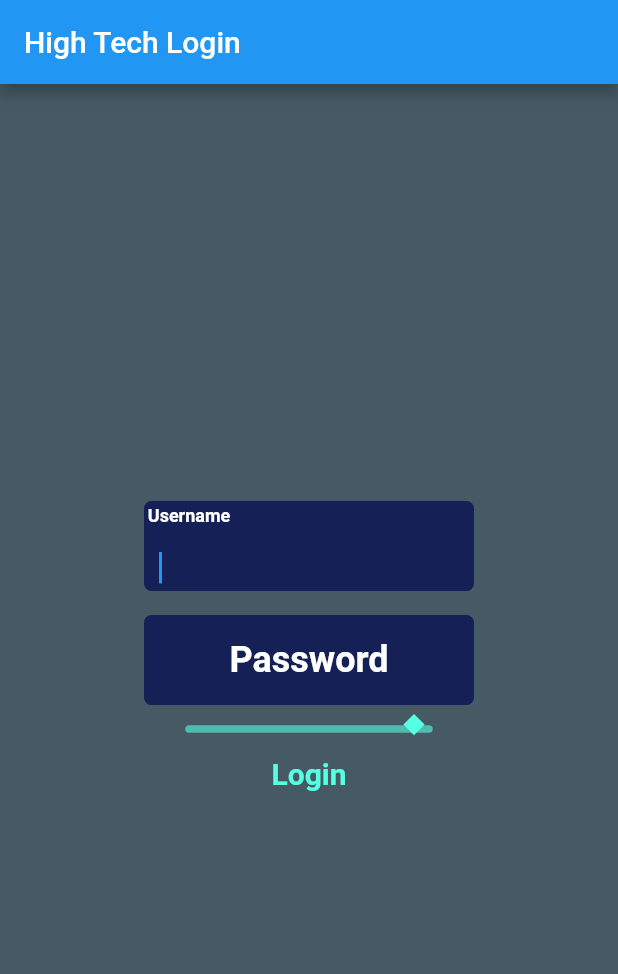
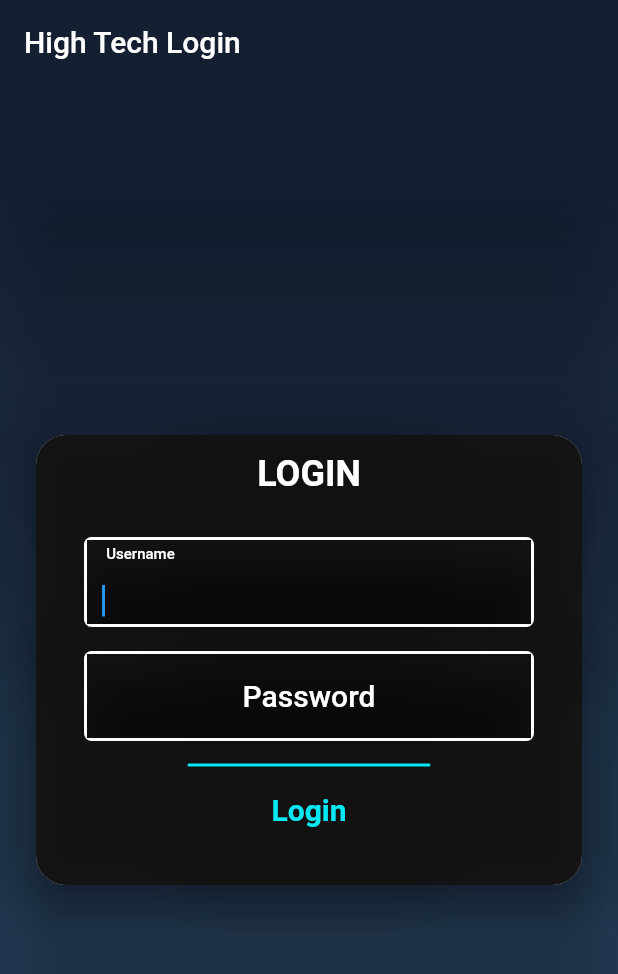
Before and after one commit to AadumKhor/HighTechLogin, a Flutter app: the screen it shows after launch, after a tap on "Username", on a phone screen of 412 x 824 dp. Shown: the top 974 px of the screen. Run offline on Flutter 3.47's test engine with Material 2 defaults, Android fonts, the phone set to English and light mode, and no system bars.

Commit message:
Added exact color values and design attributes

```diff
--- a/lib/animated_login_button.dart
+++ b/lib/animated_login_button.dart
@@ -14,8 +14,8 @@ class CustomLoginButton extends StatefulWidget {
 
   CustomLoginButton(
       {Key key,
-      this.buttonInactiveColor = const Color(0xff000000),
-      this.buttonActiveColor = const Color(0xff57ffe3),
+      @required this.buttonInactiveColor,
+      this.buttonActiveColor = const Color(0xff03e9f4),
       @required this.onPressed,
       this.buttonText = "Login",
       this.minHeight = 50.0,
@@ -63,49 +63,51 @@ class _CustomLoginButtonState extends State<CustomLoginButton>
       children: [
         CustomPaint(
           painter: LinePainter(
-              dotColor: widget.buttonActiveColor, fraction: _controller),
+              color1: widget.buttonInactiveColor,
+              color2: widget.buttonActiveColor,
+              fraction: _controller),
           child: Container(
             width: widget.minWidth + 10.0,
             height: widget.minHeight + 10.0,
           ),
         ),
-        AnimatedBuilder(
-            animation: _controller,
-            child: Transform(
-              transform: Matrix4.identity()..rotateZ(math.pi / 4),
-              child: Container(
-                width: containerSize,
-                height: containerSize,
-                decoration: BoxDecoration(
-                    color: widget.buttonActiveColor, shape: BoxShape.rectangle),
-              ),
-            ),
-            builder: (context, child) {
-              double xValue = 0.0, yValue = 0.0;
-              double value = _controller.value;
-              if (_controller.value <= 0.25) {
-                xValue = ((widget.minWidth) * (_controller.value / 0.25)) -
-                    widget.minWidth / 2;
-                yValue = -(widget.minHeight / 2) - containerSize;
-              } else if (value > 0.25 && value <= 0.5) {
-                xValue = widget.minWidth / 2 + containerSize;
-                yValue = ((widget.minHeight) * (value - 0.25) / .25) -
-                    widget.minHeight / 2;
-              } else if (value > 0.5 && value <= 0.75) {
-                yValue = widget.minHeight / 2 + containerSize / 2;
-                xValue = widget.minWidth / 2 -
-                    ((widget.minWidth) * (value - 0.5) / .25);
-              } else {
-                xValue = -widget.minWidth / 2 - containerSize / 4;
-                yValue = widget.minHeight / 2 -
-                    ((widget.minHeight) * (value - 0.75) / .25);
-              }
+        // AnimatedBuilder(
+        //     animation: _controller,
+        //     child: Transform(
+        //       transform: Matrix4.identity()..rotateZ(math.pi / 4),
+        //       child: Container(
+        //         width: containerSize,
+        //         height: containerSize,
+        //         decoration: BoxDecoration(
+        //             color: widget.buttonActiveColor, shape: BoxShape.rectangle),
+        //       ),
+        //     ),
+        //     builder: (context, child) {
+        //       double xValue = 0.0, yValue = 0.0;
+        //       double value = _controller.value;
+        //       if (_controller.value <= 0.25) {
+        //         xValue = ((widget.minWidth) * (_controller.value / 0.25)) -
+        //             widget.minWidth / 2;
+        //         yValue = -(widget.minHeight / 2) - containerSize;
+        //       } else if (value > 0.25 && value <= 0.5) {
+        //         xValue = widget.minWidth / 2 + containerSize;
+        //         yValue = ((widget.minHeight) * (value - 0.25) / .25) -
+        //             widget.minHeight / 2;
+        //       } else if (value > 0.5 && value <= 0.75) {
+        //         yValue = widget.minHeight / 2 + containerSize / 2;
+        //         xValue = widget.minWidth / 2 -
+        //             ((widget.minWidth) * (value - 0.5) / .25);
+        //       } else {
+        //         xValue = -widget.minWidth / 2 - containerSize / 4;
+        //         yValue = widget.minHeight / 2 -
+        //             ((widget.minHeight) * (value - 0.75) / .25);
+        //       }
 
-              return Transform(
-                transform: Matrix4.identity()..translate(xValue, yValue, 0),
-                child: child,
-              );
-            }),
+        //       return Transform(
+        //         transform: Matrix4.identity()..translate(xValue, yValue, 0),
+        //         child: child,
+        //       );
+        //     }),
         InkWell(
           onTap: widget.onPressed,
           splashColor: widget.buttonActiveColor,
@@ -131,16 +133,31 @@ class _CustomLoginButtonState extends State<CustomLoginButton>
 
 class LinePainter extends CustomPainter {
   final Animation<double> fraction;
-  final Color dotColor;
 
-  LinePainter({@required this.fraction, @required this.dotColor})
+  final Color color1;
+  final Color color2;
+
+  LinePainter(
+      {@required this.fraction, @required this.color1, @required this.color2})
       : super(repaint: fraction);
+
+  Rect rect = new Rect.fromCircle(
+    center: new Offset(165.0, 55.0),
+    radius: 180.0,
+  );
 
   @override
   void paint(Canvas canvas, Size size) {
+    // final Gradient gradient = new LinearGradient(
+    //   begin: Alignment.centerLeft,
+    //   end: Alignment.centerRight,
+    //   colors: [color1, color2],
+    //   stops: [0.1, fraction.value]
+    // );
     Paint _paint = Paint()
-      ..color = dotColor.withAlpha(150)
-      ..strokeWidth = 5.0
+      ..color = color2
+      // ..shader = gradient.createShader(rect)
+      ..strokeWidth = 2.0
       ..strokeCap = StrokeCap.round;
 
     double topLineFraction,
@@ -151,12 +168,9 @@ class LinePainter extends CustomPainter {
 
     if (value <= 0.25) {
       topLineFraction = value / .25;
-      int alpha = (255 * topLineFraction).floor();
 
       canvas.drawLine(
-          Offset(0.0, 0.0),
-          Offset(size.width * topLineFraction, 0.0),
-          _paint..color.withAlpha(alpha));
+          Offset(0.0, 0.0), Offset(size.width * topLineFraction, 0.0), _paint);
     } else if (0.25 <= value && value < 0.5) {
       topLineFraction = 1.0;
       rightLineFraction = (value - 0.25) / 0.25;
--- a/lib/custom_textfield.dart
+++ b/lib/custom_textfield.dart
@@ -12,9 +12,13 @@ class CustomTextfield extends StatefulWidget {
   final Color bgColor;
   final double minWidth;
   final double minHeight;
+  final bool allowBorder;
+  final Color borderColor;
 
   CustomTextfield(
       {Key key,
+      this.allowBorder = false,
+      this.borderColor,
       this.bgColor = const Color(0xff152057),
       @required this.controller,
       @required this.fieldName,
@@ -23,13 +27,14 @@ class CustomTextfield extends StatefulWidget {
       this.minHeight = 60.0,
       this.minWidth = 220.0,
       this.fieldStyle = const TextStyle(
-          color: Colors.white, fontSize: 24.0, fontWeight: FontWeight.w600),
+          color: Colors.white, fontSize: 20.0, fontWeight: FontWeight.w500),
       this.textFieldStyle = const TextStyle(
           color: Colors.white, fontSize: 18.0, fontWeight: FontWeight.w400)})
       : assert(fieldName != null, onSubmitted != null),
         assert(controller != null),
         assert(minWidth >= 220.0),
         assert(minHeight >= 60.0),
+        assert(allowBorder ? borderColor != null : borderColor == null),
         super(key: key);
 
   @override
@@ -83,12 +88,15 @@ class _CustomTextfieldState extends State<CustomTextfield>
       child: Container(
         width: widget.minWidth,
         height: widget.minHeight,
-        decoration: new BoxDecoration(color: widget.bgColor, boxShadow: [
-          BoxShadow(
-              offset: Offset(0, 20),
-              color: Color.fromARGB(120, 0, 0, 0),
-              blurRadius: 22.0)
-        ]),
+        decoration: new BoxDecoration(
+            border: Border.all(color: widget.borderColor, width: 2.0),
+            color: widget.bgColor,
+            boxShadow: [
+              BoxShadow(
+                  offset: Offset(0, 20),
+                  color: Color.fromARGB(120, 0, 0, 0),
+                  blurRadius: 22.0)
+            ]),
         child: GestureDetector(
           onTap: () {
             if (!_focusNode.hasFocus) {
--- a/lib/main.dart
+++ b/lib/main.dart
@@ -12,6 +12,8 @@ class MyApp extends StatelessWidget {
       home: Scaffold(
           appBar: AppBar(
             title: Text('High Tech Login'),
+            backgroundColor: Color(0xff151F32),
+            elevation: 0.0,
           ),
           body: LoginPage()),
     );
@@ -39,14 +41,68 @@ class _LoginPageState extends State<LoginPage> {
         },
         child: Container(
           constraints: BoxConstraints.expand(),
-          color: Colors.blueGrey[700],
+          decoration: BoxDecoration(
+              gradient: LinearGradient(
+                  colors: [Color(0xff151F32), Color(0xff223851)],
+                  stops: [0.1, 0.6],
+                  begin: Alignment.topCenter,
+                  end: Alignment.bottomCenter)),
+          child: Center(
+            child: Padding(
+              padding: const EdgeInsets.all(20.0),
+              child: Card(
+                elevation: 10.0,
+                shape: RoundedRectangleBorder(
+                    borderRadius: BorderRadius.circular(20.0)),
+                child: Container(
+                  width: MediaQuery.of(context).size.width,
+                  height: 300.0,
+                  decoration: BoxDecoration(
+                      borderRadius: BorderRadius.circular(20.0),
+                      color: Colors.black.withAlpha(230),
+                      boxShadow: [
+                        BoxShadow(
+                            color: Colors.black12,
+                            offset: Offset(-100, 0),
+                            spreadRadius: 10.0,
+                            blurRadius: 25.0),
+                        BoxShadow(
+                            color: Colors.black12,
+                            offset: Offset(100, 0),
+                            spreadRadius: 10.0,
+                            blurRadius: 25.0),
+                        BoxShadow(
+                            color: Colors.black12,
+                            offset: Offset(0.0, 145.0),
+                            spreadRadius: 10.0,
+                            blurRadius: 25.0),
+                        BoxShadow(
+                            color: Colors.black12,
+                            offset: Offset(0.0, -145.0),
+                            spreadRadius: 10.0,
+                            blurRadius: 25.0)
+                      ]),
                   child: Column(
                     mainAxisAlignment: MainAxisAlignment.center,
                     crossAxisAlignment: CrossAxisAlignment.center,
                     children: [
+                      Center(
+                        child: Text(
+                          'LOGIN',
+                          style: TextStyle(
+                              color: Colors.white,
+                              fontWeight: FontWeight.w700,
+                              fontSize: 24.0),
+                        ),
+                      ),
+                      SizedBox(height: 20.0),
                       Padding(
                         padding: const EdgeInsets.all(8.0),
                         child: CustomTextfield(
+                          bgColor: Colors.transparent,
+                          allowBorder: true,
+                          borderColor: Colors.white,
+                          minWidth: 300.0,
                           controller: userName,
                           onSubmitted: (String value) {
                             print("Username = " + userName.text.trim());
@@ -57,6 +113,10 @@ class _LoginPageState extends State<LoginPage> {
                       Padding(
                         padding: const EdgeInsets.all(8.0),
                         child: CustomTextfield(
+                          bgColor: Colors.transparent,
+                          allowBorder: true,
+                          borderColor: Colors.white,
+                          minWidth: 300.0,
                           obscureText: true,
                           controller: passWord,
                           onSubmitted: (String value) {
@@ -77,6 +137,10 @@ class _LoginPageState extends State<LoginPage> {
                   ),
                 ),
               ),
+            ),
+          ),
+        ),
+      ),
     );
   }
 }
```
Lines whose indentation alone changed are shown as unchanged.
